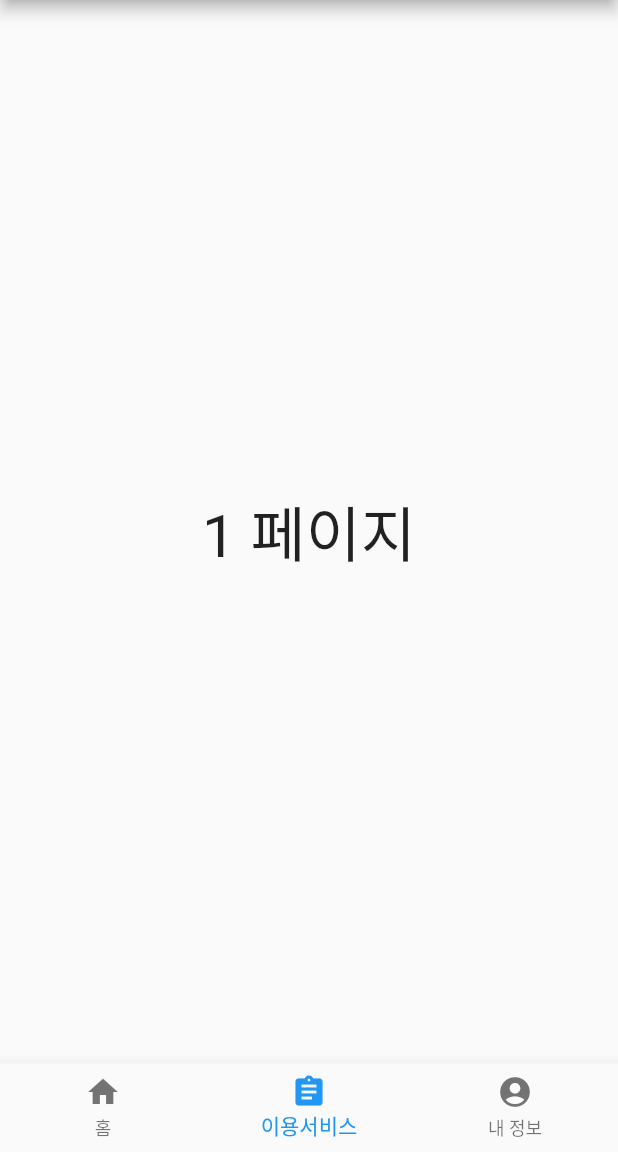
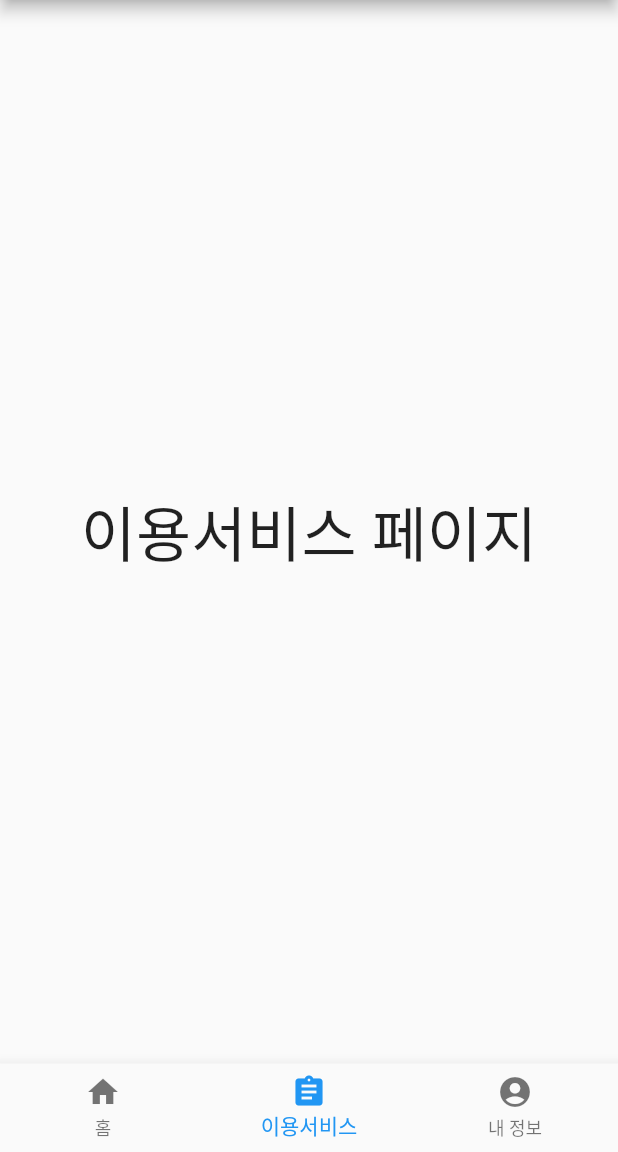
Before and after one commit to chihyeonWON/Flutter-ui, a Flutter app: the screen it shows after launch, item 2 of the bottom bar chosen, on a phone screen of 412 x 824 dp, the part 84-1236 px from its top. Run offline on Flutter 3.47's test engine with Material 2 defaults, Android fonts, the phone set to English and light mode, and no system bars.

Commit message:
화면이 3개인 UI 작성

```diff
--- a/lib/main.dart
+++ b/lib/main.dart
@@ -24,6 +24,11 @@ class MyHomePage extends StatefulWidget {
 
 class _MyHomePageState extends State<MyHomePage> {
   var _index = 0; // 페이지 인덱스 0, 1, 2
+  var _pages = [
+    Page1(),
+    Page2(),
+    Page3(),
+  ];
 
   @override
   Widget build(BuildContext context) {
@@ -45,12 +50,7 @@ class _MyHomePageState extends State<MyHomePage> {
         ),
         centerTitle:true, // 제목을 가운데로
       ),
-      body: Center(
-        child:Text(
-          '$_index 페이지',
-          style:TextStyle(fontSize: 40),
-        ),
-      ),
+      body: _pages[_index],
       bottomNavigationBar: BottomNavigationBar(
         onTap:(index){
           setState(() {
@@ -76,3 +76,39 @@ class _MyHomePageState extends State<MyHomePage> {
     );
   }
 }
+
+class Page1 extends StatelessWidget {
+  @override
+  Widget build(BuildContext context) {
+    return Center(
+      child:Text(
+        '홈 페이지',
+        style:TextStyle(fontSize: 40),
+      ),
+    );
+  }
+}
+
+class Page2 extends StatelessWidget {
+  @override
+  Widget build(BuildContext context) {
+    return Center(
+      child:Text(
+        '이용서비스 페이지',
+        style:TextStyle(fontSize: 40),
+      ),
+    );
+  }
+}
+
+class Page3 extends StatelessWidget {
+  @override
+  Widget build(BuildContext context) {
+    return Center(
+      child:Text(
+        '내 정보 페이지',
+        style:TextStyle(fontSize: 40),
+      ),
+    );
+  }
+}
```
